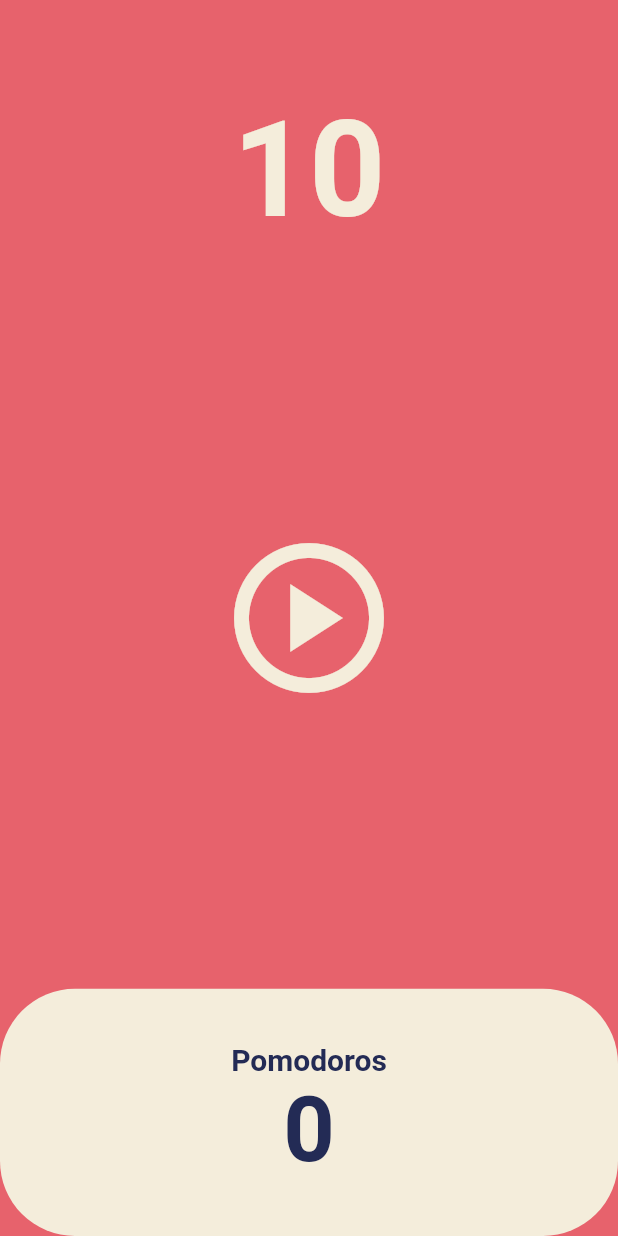
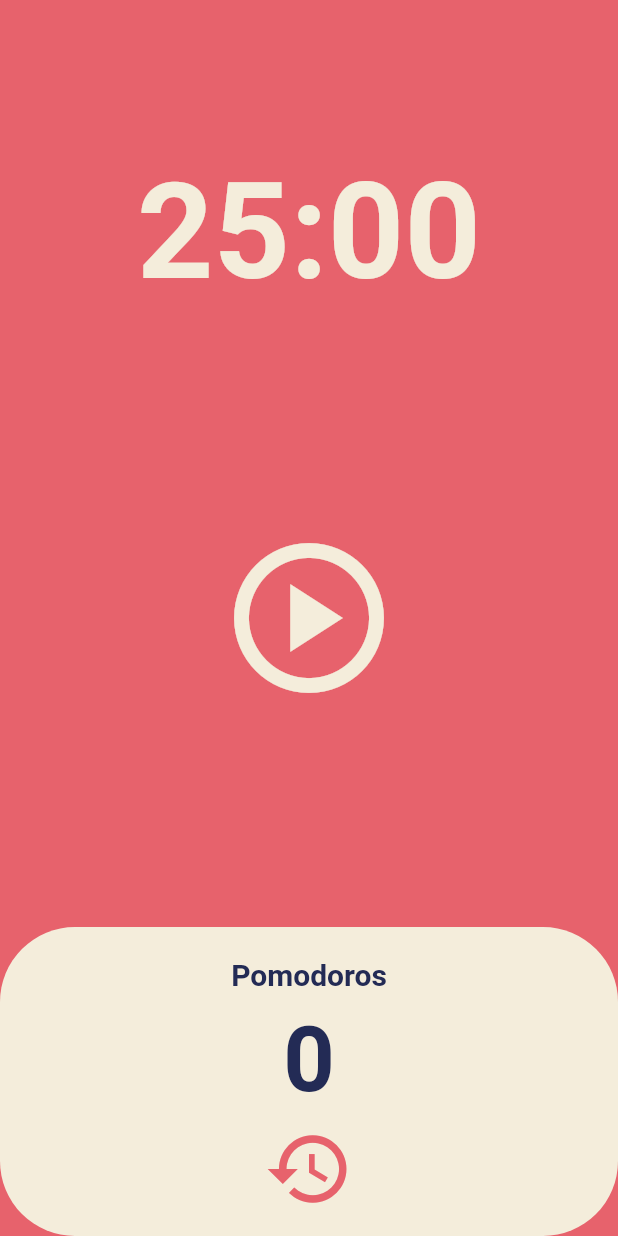
Before and after one commit to yeschan119/mini-projects, a Flutter app: the screen it shows after launch, on a phone screen of 412 x 824 dp. Run offline on Flutter 3.47's test engine with Material 2 defaults, Android fonts, the light colour scheme and no system bars.

Commit message:
add reset button

```diff
--- a/pomodoro/lib/screens/home_screen.dart
+++ b/pomodoro/lib/screens/home_screen.dart
@@ -1,7 +1,5 @@
 import 'package:flutter/material.dart';
 import 'dart:async'; //solve the timer error
-
-int TOTAL_TIME = 10; //1500s = 25min
 
 class HomeScreen extends StatefulWidget {
   const HomeScreen({super.key});
@@ -11,7 +9,8 @@ class HomeScreen extends StatefulWidget {
 }
 
 class _HomeScreenState extends State<HomeScreen> {
-  int totalSeconds = TOTAL_TIME;
+  static const twentyFiveMinutes = 1500; //25min = 1500s
+  int totalSeconds = twentyFiveMinutes;
   bool isRunning = false;
   int pomodoros = 0;
 
@@ -25,9 +24,11 @@ class _HomeScreenState extends State<HomeScreen> {
     } else {
       setState(() {
         pomodoros = pomodoros + 1;
-        totalSeconds = TOTAL_TIME;
+        totalSeconds = twentyFiveMinutes;
         isRunning = false;
       });
+
+      ///timer.cancel을 해주어야 timer가 다시 작동하지 않고 다음 명령을 기다리면서 멈춤
       timer.cancel();
     }
   }
@@ -47,6 +48,22 @@ class _HomeScreenState extends State<HomeScreen> {
     });
   }
 
+  void onResetPressed() {
+    setState(() {
+      totalSeconds = twentyFiveMinutes;
+      pomodoros = 0;
+      isRunning = false;
+    });
+    timer.cancel();
+  }
+
+  String secondsToMinutes(int seconds) {
+    ///Duration은 초를 받아서 분을 리턴해줌
+    ///duration은 00:25:00.000000 이런식으로 표시되므로 앞뒤를 잘라서 분:초만 보여주도록 삽질
+    var duration = Duration(seconds: seconds);
+    return duration.toString().split(".").first.substring(2, 7);
+  }
+
   @override
   Widget build(BuildContext context) {
     //scaffold는 material design(google식 design)의 layout
@@ -58,12 +75,12 @@ class _HomeScreenState extends State<HomeScreen> {
           //flexible is a relative ratio(flex:1) size. not absolute. no need 10px ..
           ///flexible은 상대적 사이즈이므로 사이즈가 아닌 비율(flex)을 입력한다.
           Flexible(
-            flex: 1,
+            flex: 2,
             child: Container(
               ///alignment는 container의 위치를 설정
               alignment: Alignment.bottomCenter,
               child: Text(
-                '$totalSeconds',
+                secondsToMinutes(totalSeconds),
                 style: TextStyle(
                   color: Theme.of(context).cardColor,
                   fontSize: 89,
@@ -73,7 +90,7 @@ class _HomeScreenState extends State<HomeScreen> {
             ),
           ),
           Flexible(
-            flex: 3,
+            flex: 4,
             child: Center(
               child: IconButton(
                 iconSize: 120,
@@ -92,7 +109,7 @@ class _HomeScreenState extends State<HomeScreen> {
             ),
           ),
           Flexible(
-            flex: 1,
+            flex: 2,
             child: Row(
               children: [
                 //row를 화면 끝까지 펼치게 하는 widget
@@ -105,8 +122,11 @@ class _HomeScreenState extends State<HomeScreen> {
                       borderRadius: BorderRadius.circular(50),
                     ),
                     child: Column(
-                      mainAxisAlignment: MainAxisAlignment.center,
+                      mainAxisAlignment: MainAxisAlignment.start,
                       children: [
+                        const SizedBox(
+                          height: 20,
+                        ),
                         Text(
                           'Pomodoros',
                           style: TextStyle(
@@ -116,6 +136,9 @@ class _HomeScreenState extends State<HomeScreen> {
                                   .displayLarge!
                                   .color,
                               fontWeight: FontWeight.w600),
+                        ),
+                        const SizedBox(
+                          height: 10,
                         ),
                         Text(
                           '$pomodoros',
@@ -127,6 +150,11 @@ class _HomeScreenState extends State<HomeScreen> {
                                   .color,
                               fontWeight: FontWeight.w600),
                         ),
+                        IconButton(
+                            iconSize: 60,
+                            color: Theme.of(context).colorScheme.background,
+                            onPressed: onResetPressed,
+                            icon: const Icon(Icons.restore_outlined)),
                       ],
                     ),
                   ),
```
